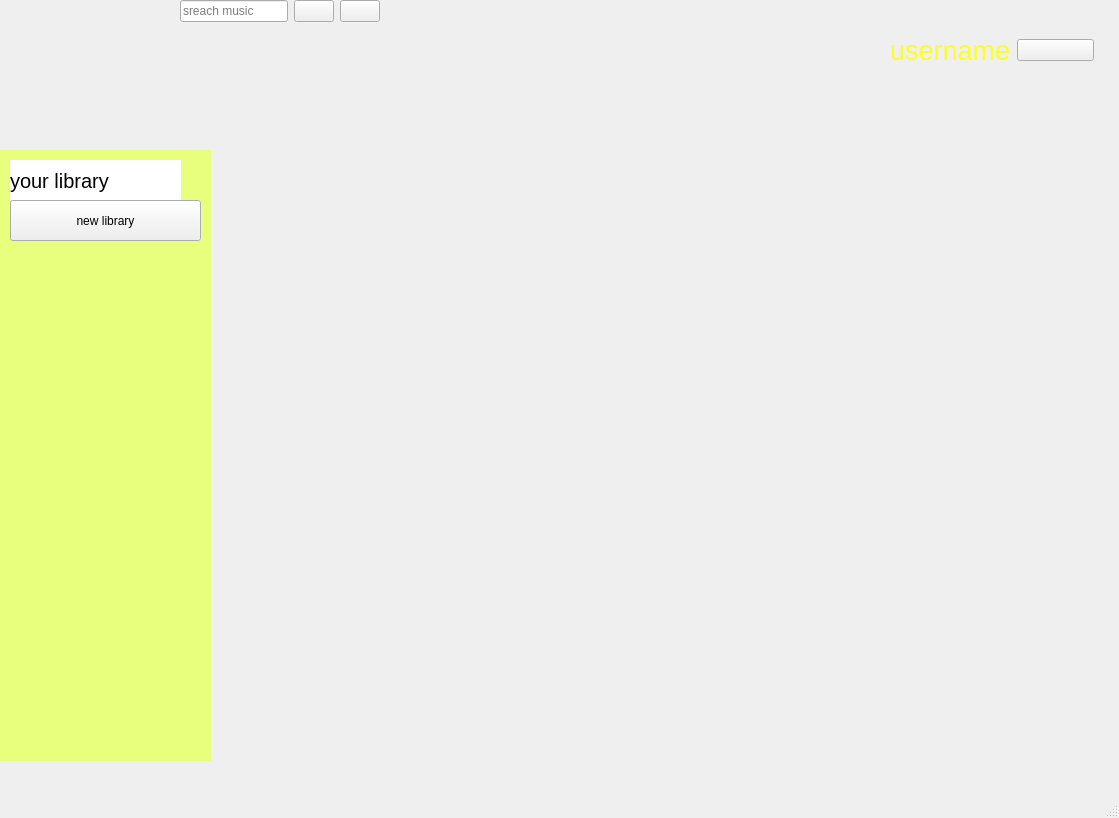
Qt form main.ui (chauhaonguyen2012/fianl_PTA) before a commit.
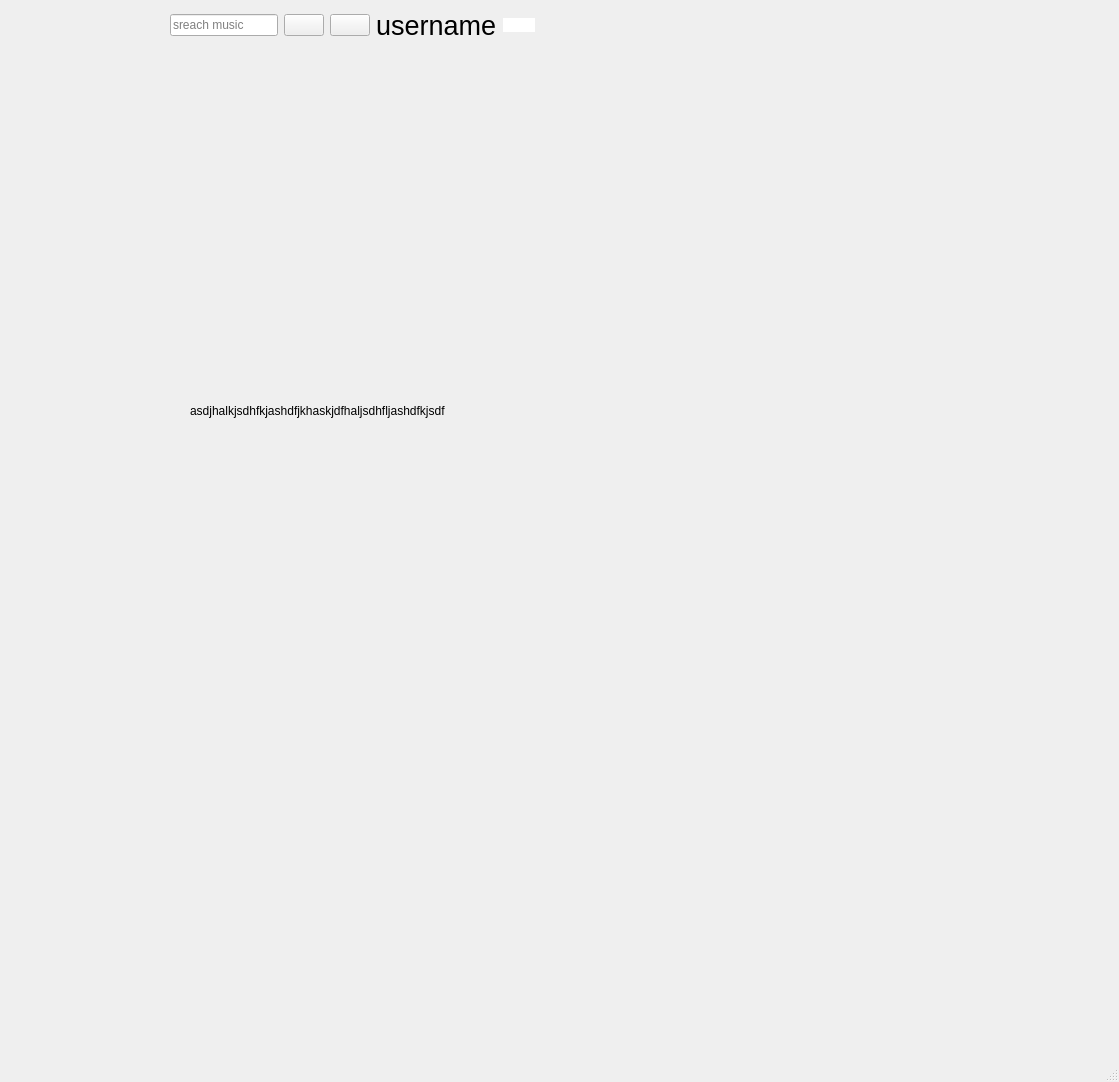
The same form after that commit. Icons and pictures are not drawn.

What changed in the file:
```diff
--- a/main.ui
+++ b/main.ui
@@ -7,24 +7,47 @@
     <x>0</x>
     <y>0</y>
     <width>1119</width>
-    <height>818</height>
+    <height>1082</height>
    </rect>
   </property>
   <property name="windowTitle">
    <string>MainWindow</string>
   </property>
   <widget class="QWidget" name="centralwidget">
-   <widget class="QLabel" name="label_5">
+   <widget class="QStackedWidget" name="stackedWidget">
     <property name="geometry">
      <rect>
       <x>0</x>
       <y>0</y>
-      <width>151</width>
-      <height>161</height>
+      <width>1111</width>
+      <height>811</height>
      </rect>
     </property>
-    <property name="styleSheet">
-     <string notr="true">background_color: red</string>
+    <property name="currentIndex">
+     <number>1</number>
+    </property>
+    <widget class="QWidget" name="page">
+     <widget class="QPushButton" name="pushButton_3">
+      <property name="geometry">
+       <rect>
+        <x>10</x>
+        <y>270</y>
+        <width>191</width>
+        <height>41</height>
+       </rect>
+      </property>
+      <property name="text">
+       <string>new library</string>
+      </property>
+     </widget>
+     <widget class="QLabel" name="label">
+      <property name="geometry">
+       <rect>
+        <x>-10</x>
+        <y>40</y>
+        <width>121</width>
+        <height>109</height>
+       </rect>
     </property>
     <property name="text">
      <string/>
@@ -36,27 +59,11 @@
      <bool>true</bool>
     </property>
    </widget>
-   <widget class="QLabel" name="label_4">
-    <property name="geometry">
-     <rect>
-      <x>0</x>
-      <y>150</y>
-      <width>211</width>
-      <height>611</height>
-     </rect>
-    </property>
-    <property name="styleSheet">
-     <string notr="true">background-color:rgb(232, 255, 125)</string>
-    </property>
-    <property name="text">
-     <string/>
-    </property>
-   </widget>
    <widget class="QLabel" name="label_6">
     <property name="geometry">
      <rect>
-      <x>10</x>
-      <y>160</y>
+        <x>20</x>
+        <y>230</y>
       <width>171</width>
       <height>41</height>
      </rect>
@@ -73,70 +80,13 @@
      <string>your library</string>
     </property>
    </widget>
-   <widget class="QPushButton" name="pushButton_3">
-    <property name="geometry">
-     <rect>
-      <x>10</x>
-      <y>200</y>
-      <width>191</width>
-      <height>41</height>
-     </rect>
-    </property>
-    <property name="text">
-     <string>new library</string>
-    </property>
-   </widget>
-   <widget class="QWidget" name="layoutWidget">
-    <property name="geometry">
-     <rect>
-      <x>890</x>
-      <y>0</y>
-      <width>204</width>
-      <height>101</height>
-     </rect>
-    </property>
-    <layout class="QHBoxLayout" name="horizontalLayout_2">
-     <item>
-      <widget class="QLabel" name="label_2">
-       <property name="font">
-        <font>
-         <pointsize>20</pointsize>
-        </font>
-       </property>
-       <property name="styleSheet">
-        <string notr="true">color:rgb(252, 255, 39)</string>
-       </property>
-       <property name="text">
-        <string>username</string>
-       </property>
-      </widget>
-     </item>
-     <item>
-      <widget class="QPushButton" name="profile">
-       <property name="text">
-        <string/>
-       </property>
-       <property name="icon">
-        <iconset>
-         <normaloff>../../../../Downloads/tải_xuống222-removebg-preview.png</normaloff>../../../../Downloads/tải_xuống222-removebg-preview.png</iconset>
-       </property>
-       <property name="iconSize">
-        <size>
-         <width>40</width>
-         <height>40</height>
-        </size>
-       </property>
-      </widget>
-     </item>
-    </layout>
-   </widget>
    <widget class="QWidget" name="horizontalLayoutWidget">
     <property name="geometry">
      <rect>
-      <x>180</x>
-      <y>0</y>
-      <width>701</width>
-      <height>101</height>
+        <x>110</x>
+        <y>40</y>
+        <width>911</width>
+        <height>111</height>
      </rect>
     </property>
     <layout class="QHBoxLayout" name="horizontalLayout">
@@ -188,113 +138,199 @@
       </widget>
      </item>
      <item>
-      <layout class="QVBoxLayout" name="verticalLayout"/>
+        <widget class="QLabel" name="label_2">
+         <property name="font">
+          <font>
+           <pointsize>20</pointsize>
+          </font>
+         </property>
+         <property name="styleSheet">
+          <string notr="true">color:rgb(0, 0, 0)</string>
+         </property>
+         <property name="text">
+          <string>username</string>
+         </property>
+        </widget>
+       </item>
+       <item>
+        <widget class="QPushButton" name="home_3">
+         <property name="styleSheet">
+          <string notr="true"> background-color: white;
+ border-radius: 25px;
+    </string>
+         </property>
+         <property name="text">
+          <string/>
+         </property>
+         <property name="icon">
+          <iconset>
+           <normaloff>../../../../../../Downloads/tải_xuống__1_-removebg-preview (1).png</normaloff>../../../../../../Downloads/tải_xuống__1_-removebg-preview (1).png</iconset>
+         </property>
+         <property name="iconSize">
+          <size>
+           <width>40</width>
+           <height>40</height>
+          </size>
+         </property>
+        </widget>
      </item>
     </layout>
    </widget>
-   <widget class="QWidget" name="layoutWidget">
+     <widget class="QLabel" name="label_4">
     <property name="geometry">
      <rect>
-      <x>290</x>
-      <y>180</y>
-      <width>761</width>
-      <height>571</height>
-     </rect>
-    </property>
-    <layout class="QGridLayout" name="gridLayout_3">
-     <item row="0" column="2">
-      <widget class="QLabel" name="label_17">
-       <property name="text">
-        <string/>
-       </property>
-       <property name="pixmap">
-        <pixmap>../../../../Downloads/tải xuống (3).jpg</pixmap>
-       </property>
-       <property name="scaledContents">
-        <bool>true</bool>
-       </property>
-      </widget>
-     </item>
-     <item row="1" column="1">
-      <widget class="QLabel" name="label_8">
+        <x>10</x>
+        <y>210</y>
+        <width>211</width>
+        <height>611</height>
+       </rect>
+      </property>
+      <property name="styleSheet">
+       <string notr="true">background-color:rgb(232, 255, 125)</string>
+      </property>
        <property name="text">
         <string/>
        </property>
-       <property name="pixmap">
-        <pixmap>../../../../Downloads/tải xuống (2).jpg</pixmap>
-       </property>
-       <property name="scaledContents">
-        <bool>true</bool>
-       </property>
-      </widget>
-     </item>
-     <item row="1" column="2">
-      <widget class="QLabel" name="label_7">
-       <property name="text">
-        <string/>
-       </property>
-       <property name="pixmap">
-        <pixmap>../../../../Downloads/tải xuống (4).jpg</pixmap>
-       </property>
-       <property name="scaledContents">
-        <bool>true</bool>
-       </property>
-      </widget>
-     </item>
-     <item row="0" column="1">
-      <widget class="QLabel" name="label_16">
-       <property name="text">
-        <string/>
-       </property>
-       <property name="pixmap">
-        <pixmap>../../../../Downloads/0151bcc5dc64312a9b6d9d2245aab54c.jpg</pixmap>
-       </property>
-       <property name="scaledContents">
-        <bool>true</bool>
-       </property>
-      </widget>
-     </item>
-     <item row="0" column="0">
-      <widget class="QLabel" name="label_12">
-       <property name="text">
-        <string/>
-       </property>
-       <property name="pixmap">
-        <pixmap>../../../../Downloads/tải xuống (5).jpg</pixmap>
-       </property>
-       <property name="scaledContents">
-        <bool>true</bool>
-       </property>
-      </widget>
-     </item>
-     <item row="1" column="0">
-      <widget class="QLabel" name="label_9">
-       <property name="text">
-        <string/>
-       </property>
-       <property name="pixmap">
-        <pixmap>../../../../Downloads/b339caaf9ac43b1621cc2a793666748d.jpg</pixmap>
-       </property>
-       <property name="scaledContents">
-        <bool>true</bool>
-       </property>
-      </widget>
-     </item>
-    </layout>
-    <zorder>label_7</zorder>
-    <zorder>label_17</zorder>
-    <zorder>label_8</zorder>
-    <zorder>label_9</zorder>
-    <zorder>label_16</zorder>
-    <zorder>label_12</zorder>
-   </widget>
-   <zorder>layoutWidget</zorder>
-   <zorder>layoutWidget</zorder>
-   <zorder>label_5</zorder>
+     </widget>
    <zorder>label_4</zorder>
    <zorder>label_6</zorder>
    <zorder>pushButton_3</zorder>
    <zorder>horizontalLayoutWidget</zorder>
+    </widget>
+    <widget class="QWidget" name="page_2">
+     <widget class="QWidget" name="horizontalLayoutWidget_2">
+      <property name="geometry">
+       <rect>
+        <x>170</x>
+        <y>10</y>
+        <width>911</width>
+        <height>111</height>
+       </rect>
+      </property>
+      <layout class="QHBoxLayout" name="horizontalLayout_2">
+       <property name="sizeConstraint">
+        <enum>QLayout::SetFixedSize</enum>
+       </property>
+       <item>
+        <layout class="QGridLayout" name="gridLayout_2"/>
+       </item>
+       <item>
+        <widget class="QLineEdit" name="lineEdit_2">
+         <property name="placeholderText">
+          <string>sreach music</string>
+         </property>
+        </widget>
+       </item>
+       <item>
+        <widget class="QPushButton" name="home_6">
+         <property name="text">
+          <string/>
+         </property>
+         <property name="icon">
+          <iconset>
+           <normaloff>../../../../../../Downloads/tải_xuống__1_-removebg-preview (1).png</normaloff>../../../../../../Downloads/tải_xuống__1_-removebg-preview (1).png</iconset>
+         </property>
+         <property name="iconSize">
+          <size>
+           <width>40</width>
+           <height>40</height>
+          </size>
+         </property>
+        </widget>
+       </item>
+       <item>
+        <widget class="QPushButton" name="home_7">
+         <property name="text">
+          <string/>
+         </property>
+         <property name="icon">
+          <iconset>
+           <normaloff>../../../../../../Downloads/tải_xuống__1_-removebg-preview (1).png</normaloff>../../../../../../Downloads/tải_xuống__1_-removebg-preview (1).png</iconset>
+         </property>
+         <property name="iconSize">
+          <size>
+           <width>40</width>
+           <height>40</height>
+          </size>
+         </property>
+        </widget>
+       </item>
+       <item>
+        <widget class="QLabel" name="label_3">
+         <property name="font">
+          <font>
+           <pointsize>20</pointsize>
+          </font>
+         </property>
+         <property name="styleSheet">
+          <string notr="true">color:rgb(0, 0, 0)</string>
+         </property>
+         <property name="text">
+          <string>username</string>
+         </property>
+        </widget>
+       </item>
+       <item>
+        <widget class="QPushButton" name="home_8">
+         <property name="styleSheet">
+          <string notr="true"> background-color: white;
+ border-radius: 25px;
+    </string>
+         </property>
+         <property name="text">
+          <string/>
+         </property>
+         <property name="icon">
+          <iconset>
+           <normaloff>../../../../../../Downloads/tải_xuống__1_-removebg-preview (1).png</normaloff>../../../../../../Downloads/tải_xuống__1_-removebg-preview (1).png</iconset>
+         </property>
+         <property name="iconSize">
+          <size>
+           <width>40</width>
+           <height>40</height>
+          </size>
+         </property>
+        </widget>
+       </item>
+      </layout>
+     </widget>
+     <widget class="QLabel" name="label_5">
+      <property name="geometry">
+       <rect>
+        <x>20</x>
+        <y>10</y>
+        <width>121</width>
+        <height>109</height>
+       </rect>
+      </property>
+      <property name="text">
+       <string/>
+      </property>
+      <property name="pixmap">
+       <pixmap>../../../../Downloads/ChatGPT Image 15_40_29 25 thg 10, 2025.png</pixmap>
+      </property>
+      <property name="scaledContents">
+       <bool>true</bool>
+      </property>
+     </widget>
+     <widget class="QLabel" name="label_7">
+      <property name="geometry">
+       <rect>
+        <x>190</x>
+        <y>250</y>
+        <width>931</width>
+        <height>321</height>
+       </rect>
+      </property>
+      <property name="text">
+       <string>asdjhalkjsdhfkjashdfjkhaskjdfhaljsdhfljashdfkjsdf</string>
+      </property>
+      <property name="wordWrap">
+       <bool>true</bool>
+      </property>
+     </widget>
+    </widget>
+   </widget>
   </widget>
   <widget class="QMenuBar" name="menubar">
    <property name="geometry">
```
Left out of the diff: 11 changed lines with no effect on the pictures. Lines whose indentation alone changed are shown as unchanged.
